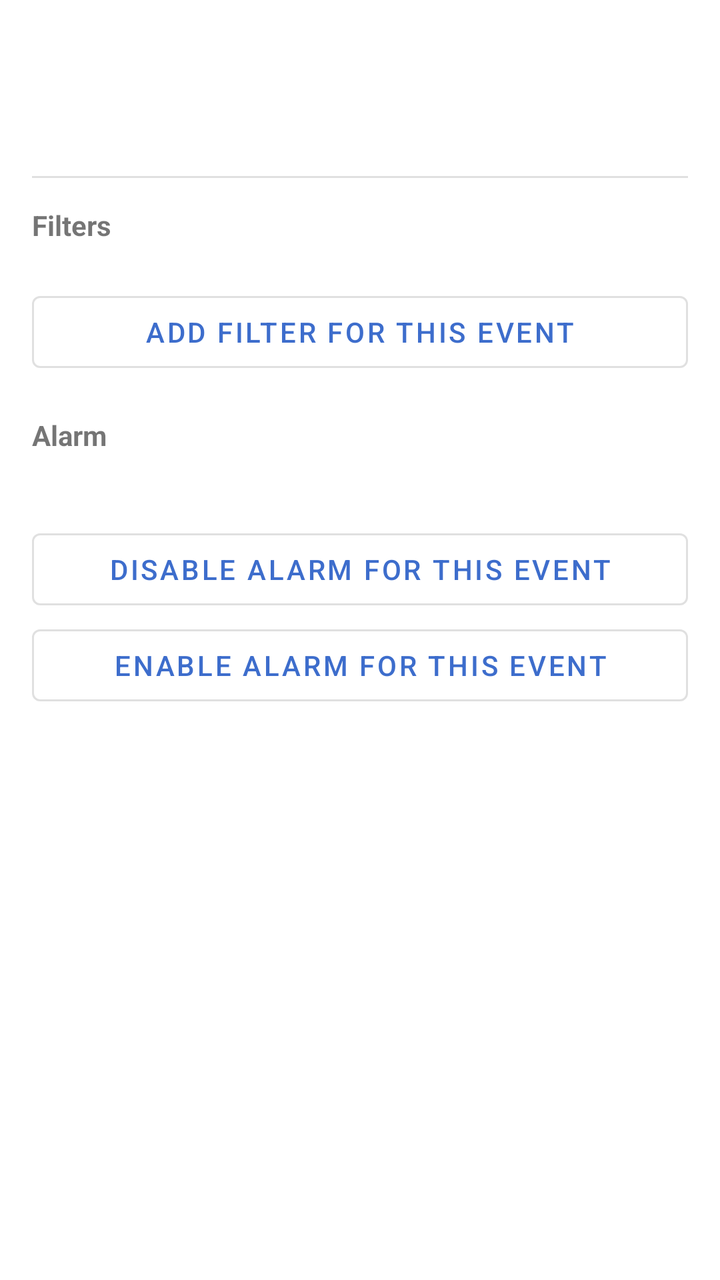
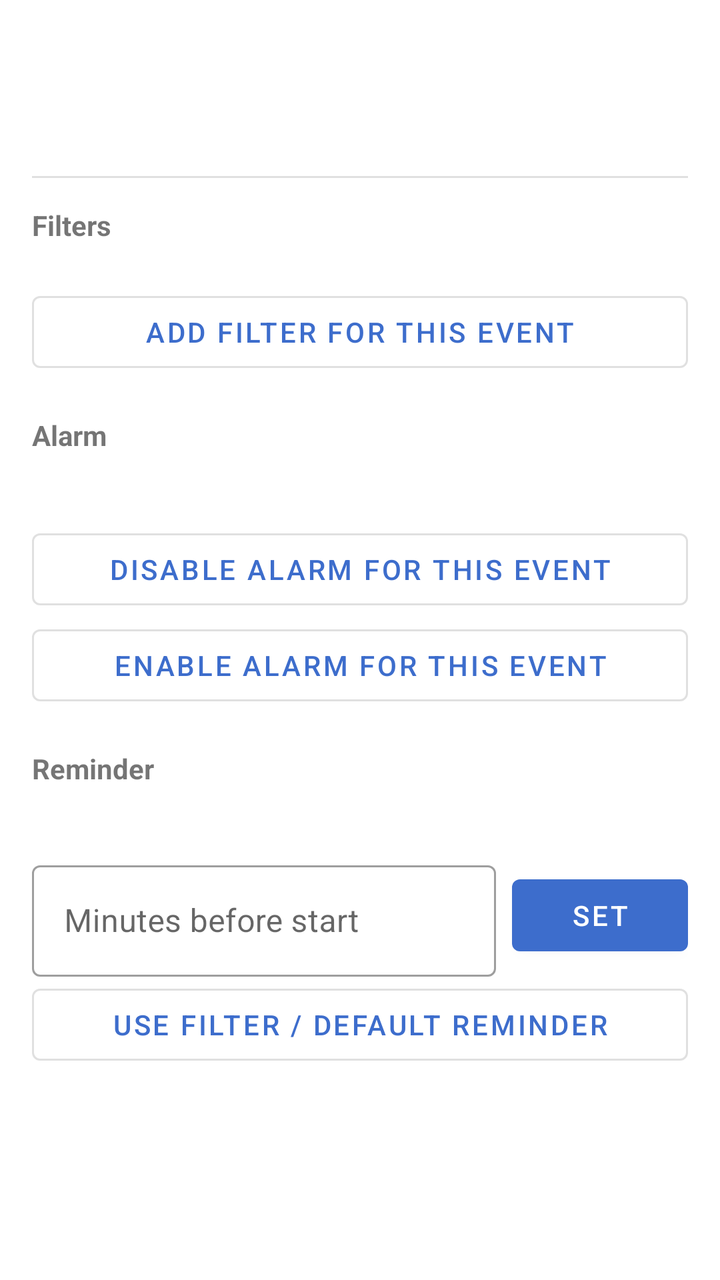

Compare the two renders of this Android layout. The source of the first and the diff that turns it into the second are given below.
<!-- AndroidManifest.xml: application theme Theme.CalendarAlarm -->
<!-- res/layout/activity_event_detail.xml -->
<?xml version="1.0" encoding="utf-8"?>
<ScrollView xmlns:android="http://schemas.android.com/apk/res/android"
    android:id="@+id/scrollView"
    android:layout_width="match_parent"
    android:layout_height="match_parent">

    <LinearLayout
        android:layout_width="match_parent"
        android:layout_height="wrap_content"
        android:orientation="vertical"
        android:padding="16dp">

        

        <TextView
            android:id="@+id/detailTitle"
            android:layout_width="match_parent"
            android:layout_height="wrap_content"
            android:textStyle="bold"
            android:textSize="20sp"
            android:layout_marginBottom="4dp" />

        <TextView
            android:id="@+id/detailTime"
            android:layout_width="match_parent"
            android:layout_height="wrap_content"
            android:textSize="14sp"
            android:layout_marginBottom="4dp" />

        <TextView
            android:id="@+id/detailLocation"
            android:layout_width="match_parent"
            android:layout_height="wrap_content"
            android:textSize="14sp"
            android:layout_marginBottom="4dp"
            android:visibility="gone" />

        <com.google.android.material.button.MaterialButton
            android:id="@+id/detailJoinButton"
            android:layout_width="wrap_content"
            android:layout_height="wrap_content"
            android:text="Join"
            android:layout_marginTop="4dp"
            android:layout_marginBottom="4dp"
            android:visibility="gone"
            style="@style/Widget.MaterialComponents.Button.OutlinedButton" />

        

        <TextView
            android:id="@+id/detailDescriptionHeader"
            android:layout_width="match_parent"
            android:layout_height="wrap_content"
            android:text="Description"
            android:textStyle="bold"
            android:textSize="13sp"
            android:layout_marginTop="14dp"
            android:layout_marginBottom="4dp"
            android:visibility="gone" />

        <TextView
            android:id="@+id/detailDescription"
            android:layout_width="match_parent"
            android:layout_height="wrap_content"
            android:textSize="14sp"
            android:visibility="gone" />

        

        <TextView
            android:id="@+id/detailOrganizerHeader"
            android:layout_width="match_parent"
            android:layout_height="wrap_content"
            android:text="Organizer"
            android:textStyle="bold"
            android:textSize="13sp"
            android:layout_marginTop="14dp"
            android:layout_marginBottom="4dp"
            android:visibility="gone" />

        <TextView
            android:id="@+id/detailOrganizer"
            android:layout_width="match_parent"
            android:layout_height="wrap_content"
            android:textSize="14sp"
            android:visibility="gone" />

        

        <TextView
            android:id="@+id/detailAttendeesHeader"
            android:layout_width="match_parent"
            android:layout_height="wrap_content"
            android:text="Attendees"
            android:textStyle="bold"
            android:textSize="13sp"
            android:layout_marginTop="14dp"
            android:layout_marginBottom="4dp"
            android:visibility="gone" />

        <LinearLayout
            android:id="@+id/detailAttendeesContainer"
            android:layout_width="match_parent"
            android:layout_height="wrap_content"
            android:orientation="vertical" />

        

        <View
            android:layout_width="match_parent"
            android:layout_height="1dp"
            android:background="?attr/colorControlHighlight"
            android:layout_marginTop="18dp"
            android:layout_marginBottom="14dp" />

        

        <TextView
            android:layout_width="match_parent"
            android:layout_height="wrap_content"
            android:text="Filters"
            android:textStyle="bold"
            android:textSize="14sp"
            android:layout_marginBottom="8dp" />

        <LinearLayout
            android:id="@+id/filterMatchContainer"
            android:layout_width="match_parent"
            android:layout_height="wrap_content"
            android:orientation="vertical" />

        

        <com.google.android.material.button.MaterialButton
            android:id="@+id/addFilterButton"
            android:layout_width="match_parent"
            android:layout_height="wrap_content"
            android:text="Add filter for this event"
            android:layout_marginTop="12dp"
            style="@style/Widget.MaterialComponents.Button.OutlinedButton" />

        

        <TextView
            android:id="@+id/alarmPreferenceHeader"
            android:layout_width="match_parent"
            android:layout_height="wrap_content"
            android:text="Alarm"
            android:textStyle="bold"
            android:textSize="14sp"
            android:layout_marginTop="18dp"
            android:layout_marginBottom="8dp" />

        <TextView
            android:id="@+id/alarmPreferenceStatus"
            android:layout_width="match_parent"
            android:layout_height="wrap_content"
            android:textSize="13sp"
            android:layout_marginBottom="8dp" />

        <com.google.android.material.button.MaterialButton
            android:id="@+id/disableEventAlarmButton"
            android:layout_width="match_parent"
            android:layout_height="wrap_content"
            android:text="Disable alarm for this event"
            style="@style/Widget.MaterialComponents.Button.OutlinedButton" />

        <com.google.android.material.button.MaterialButton
            android:id="@+id/disableSeriesAlarmButton"
            android:layout_width="match_parent"
            android:layout_height="wrap_content"
            android:text="Disable alarm for all events in the series"
            android:visibility="gone"
            style="@style/Widget.MaterialComponents.Button.OutlinedButton" />

        <com.google.android.material.button.MaterialButton
            android:id="@+id/enableEventAlarmButton"
            android:layout_width="match_parent"
            android:layout_height="wrap_content"
            android:text="Enable alarm for this event"
            style="@style/Widget.MaterialComponents.Button.OutlinedButton" />

        <com.google.android.material.button.MaterialButton
            android:id="@+id/enableSeriesAlarmButton"
            android:layout_width="match_parent"
            android:layout_height="wrap_content"
            android:text="Enable alarm for all events in the series"
            android:visibility="gone"
            style="@style/Widget.MaterialComponents.Button.OutlinedButton" />

        

        <LinearLayout
            android:id="@+id/filterCreatePanel"
            android:layout_width="match_parent"
            android:layout_height="wrap_content"
            android:orientation="vertical"
            android:layout_marginTop="8dp"
            android:visibility="gone">

            <TextView
                android:layout_width="match_parent"
                android:layout_height="wrap_content"
                android:text="Add criteria for:"
                android:textSize="13sp"
                android:layout_marginBottom="8dp" />

            <LinearLayout
                android:id="@+id/filterCheckboxContainer"
                android:layout_width="match_parent"
                android:layout_height="wrap_content"
                android:orientation="vertical" />

            <com.google.android.material.button.MaterialButton
                android:id="@+id/createFilterButton"
                android:layout_width="match_parent"
                android:layout_height="wrap_content"
                android:text="Create filter"
                android:layout_marginTop="8dp" />

        </LinearLayout>

    </LinearLayout>
</ScrollView>
<!-- resources referenced by this layout -->
<resources>
  <style name="Theme.CalendarAlarm" parent="Theme.MaterialComponents.DayNight.DarkActionBar">
          <item name="colorPrimary">#3D6DCC</item>
          <item name="colorPrimaryVariant">#2A4E9C</item>
          <item name="colorOnPrimary">@android:color/white</item>
      </style>
</resources>

<!-- the commit's change to res/layout/activity_event_detail.xml (unified diff, before → after) -->
@@ -190,6 +190,59 @@
 
         
 
+        <TextView
+            android:layout_width="match_parent"
+            android:layout_height="wrap_content"
+            android:text="Reminder"
+            android:textStyle="bold"
+            android:textSize="14sp"
+            android:layout_marginTop="18dp"
+            android:layout_marginBottom="8dp" />
+
+        <TextView
+            android:id="@+id/advanceStatus"
+            android:layout_width="match_parent"
+            android:layout_height="wrap_content"
+            android:textSize="13sp"
+            android:layout_marginBottom="8dp" />
+
+        <LinearLayout
+            android:layout_width="match_parent"
+            android:layout_height="wrap_content"
+            android:orientation="horizontal"
+            android:gravity="center_vertical">
+
+            <com.google.android.material.textfield.TextInputLayout
+                android:layout_width="0dp"
+                android:layout_height="wrap_content"
+                android:layout_weight="1"
+                android:hint="Minutes before start"
+                style="@style/Widget.MaterialComponents.TextInputLayout.OutlinedBox">
+                <com.google.android.material.textfield.TextInputEditText
+                    android:id="@+id/advanceInput"
+                    android:layout_width="match_parent"
+                    android:layout_height="wrap_content"
+                    android:inputType="number" />
+            </com.google.android.material.textfield.TextInputLayout>
+
+            <com.google.android.material.button.MaterialButton
+                android:id="@+id/saveAdvanceButton"
+                android:layout_width="wrap_content"
+                android:layout_height="wrap_content"
+                android:layout_marginStart="8dp"
+                android:text="Set" />
+
+        </LinearLayout>
+
+        <com.google.android.material.button.MaterialButton
+            android:id="@+id/resetAdvanceButton"
+            android:layout_width="match_parent"
+            android:layout_height="wrap_content"
+            android:text="Use filter / default reminder"
+            style="@style/Widget.MaterialComponents.Button.OutlinedButton" />
+
+        
+
         <LinearLayout
             android:id="@+id/filterCreatePanel"
             android:layout_width="match_parent"
